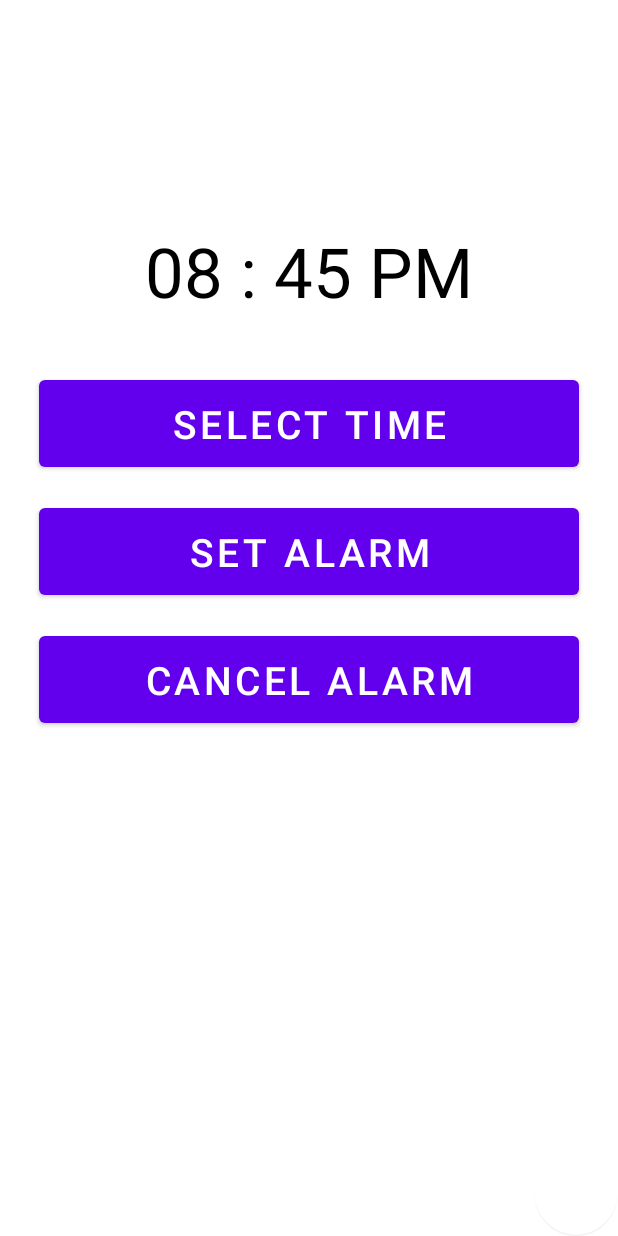
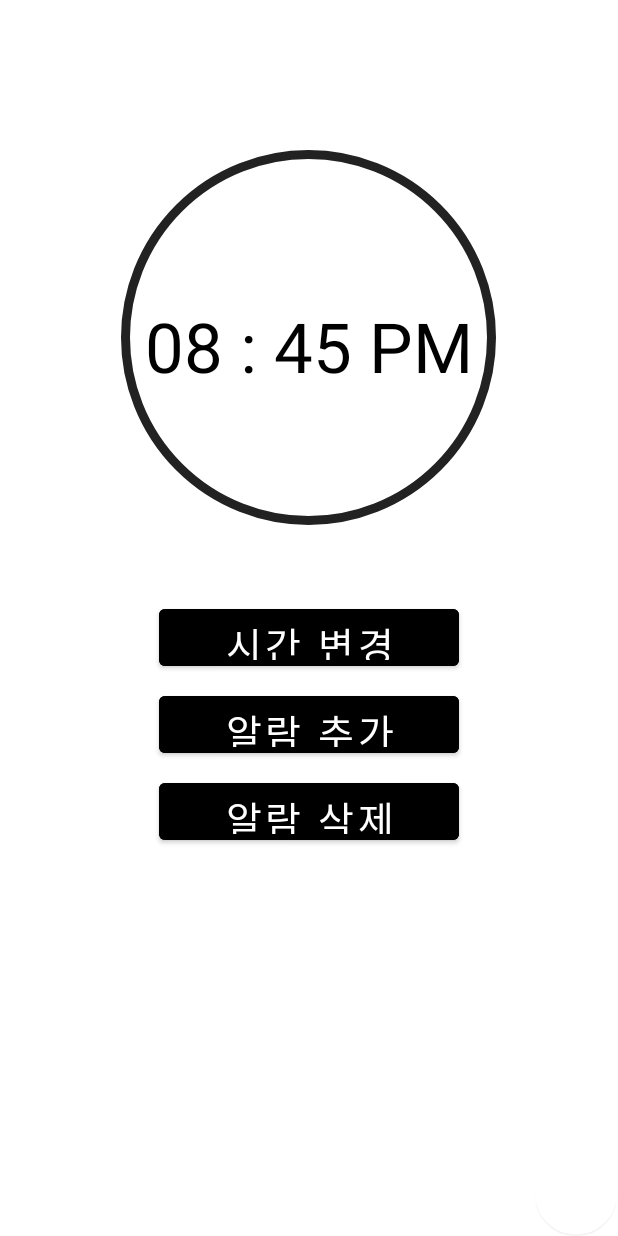
Before and after one commit to lke1221/madpj1, an Android app: the layout fragment_frag3.xml on its own in the app's theme, with its tools: preview values and no code run, on a phone screen of 412 x 824 dp. Run offline under Robolectric (Android 15) with nearby library versions, the light colour scheme and no system bars.

Commit message:
yet volumesest

```diff
--- a/app/src/main/java/com/example/project1/FragmentAdapter.kt
+++ b/app/src/main/java/com/example/project1/FragmentAdapter.kt
@@ -28,7 +28,7 @@ class FragmentAdapter (fm : FragmentManager): FragmentPagerAdapter(fm) {
         {
             0->"연락처"
             1->"갤러리"
-            2->"기타"
+            2->"알람"
             else -> "main"
         }
         return title     }
--- /dev/null
+++ b/app/src/main/res/drawable/background_white_ring.xml
@@ -0,0 +1,11 @@
+<?xml version="1.0" encoding="utf-8"?>
+<shape xmlns:android="http://schemas.android.com/apk/res/android"
+    android:shape="oval">
+    <size
+        android:width="250dp"
+        android:height="250dp" />
+    <solid android:color="#FFFFFF" />
+    <stroke
+        android:width="6dp"
+        android:color="#222222" />
+</shape>
--- a/app/src/main/res/drawable/ic_baseline_account_circle_24.xml
+++ b/app/src/main/res/drawable/ic_baseline_account_circle_24.xml
@@ -1,4 +1,4 @@
-<vector android:height="24dp" android:tint="#CC3EFC"
+<vector android:height="24dp" android:tint="#D8666667"
     android:viewportHeight="24" android:viewportWidth="24"
     android:width="24dp" xmlns:android="http://schemas.android.com/apk/res/android">
     <path android:fillColor="@android:color/white" android:pathData="M12,2C6.48,2 2,6.48 2,12s4.48,10 10,10 10,-4.48 10,-10S17.52,2 12,2zM12,5c1.66,0 3,1.34 3,3s-1.34,3 -3,3 -3,-1.34 -3,-3 1.34,-3 3,-3zM12,19.2c-2.5,0 -4.71,-1.28 -6,-3.22 0.03,-1.99 4,-3.08 6,-3.08 1.99,0 5.97,1.09 6,3.08 -1.29,1.94 -3.5,3.22 -6,3.22z"/>
--- a/app/src/main/res/layout/contact_child.xml
+++ b/app/src/main/res/layout/contact_child.xml
@@ -20,10 +20,12 @@
 
         <TextView
             android:id="@+id/tv_name"
+            android:textColor="@color/black"
             android:layout_width="match_parent"
             android:layout_height="wrap_content" />
         <TextView
             android:id="@+id/tv_number"
+            android:textColor="@color/black"
             android:layout_width="match_parent"
             android:layout_height="wrap_content" />
 
--- a/app/src/main/res/layout/fragment_frag2.xml
+++ b/app/src/main/res/layout/fragment_frag2.xml
@@ -13,6 +13,7 @@
         android:id="@+id/image_recycler"
         android:layout_width="match_parent"
         android:layout_height="match_parent"
+        android:background="#000000"
         app:layout_constraintBottom_toBottomOf="parent"
         app:layout_constraintEnd_toEndOf="parent"
         app:layout_constraintHorizontal_bias="0.5"
--- a/app/src/main/res/layout/fragment_frag3.xml
+++ b/app/src/main/res/layout/fragment_frag3.xml
@@ -7,11 +7,25 @@
     tools:context=".frag3"
     android:orientation="vertical">
 
+    <View
+        android:id="@+id/circle"
+        android:layout_width="250dp"
+        android:layout_height="250dp"
+        android:layout_marginTop="100dp"
+        android:layout_marginStart="50dp"
+        android:layout_marginEnd="50dp"
+        android:layout_centerHorizontal="true"
+        android:background="@drawable/background_white_ring"
+        app:layout_constraintDimensionRatio="H,1:1"
+        app:layout_constraintEnd_toEndOf="parent"
+        app:layout_constraintStart_toStartOf="parent"
+        app:layout_constraintTop_toTopOf="parent" />
+
     <TextView
         android:layout_width="wrap_content"
         android:layout_height="wrap_content"
         android:id="@+id/selectedTime"
-        android:layout_marginTop="150dp"
+        android:layout_marginTop="200dp"
         android:text="08 : 45 PM"
         android:textColor="@color/black"
         android:textSize="46dp"
@@ -19,33 +33,38 @@
 
     <Button
         android:id="@+id/selectTimeBtn"
-        android:layout_width="match_parent"
-        android:layout_height="70dp"
-        android:layout_marginTop="36dp"
+        android:layout_width="200dp"
+        android:layout_height="50dp"
+        android:layout_marginTop="50dp"
         android:layout_marginHorizontal="26dp"
-        android:text="Select Time"
+        android:backgroundTint="@color/black"
+        android:text="시간 변경"
         android:textSize="26dp"
-        android:layout_below="@id/selectedTime"
+        android:layout_below="@id/circle"
         android:layout_centerHorizontal="true"/>
 
     <Button
         android:id="@+id/setAlarmBtn"
-        android:layout_width="match_parent"
-        android:layout_height="70dp"
-        android:layout_marginTop="15dp"
+        android:layout_width="200dp"
+        android:layout_height="50dp"
+        android:layout_marginTop="8dp"
         android:layout_marginHorizontal="26dp"
+        android:backgroundTint="@color/black"
         android:layout_below="@id/selectTimeBtn"
-        android:text="Set Alarm"
+        android:layout_centerHorizontal="true"
+        android:text="알람 추가"
         android:textSize="26dp"/>
 
     <Button
         android:id="@+id/cancelAlarmBtn"
-        android:layout_width="match_parent"
-        android:layout_height="70dp"
-        android:layout_marginTop="15dp"
+        android:layout_width="200dp"
+        android:layout_height="50dp"
+        android:layout_marginTop="8dp"
         android:layout_marginHorizontal="26dp"
+        android:backgroundTint="@color/black"
         android:layout_below="@id/setAlarmBtn"
-        android:text="Cancel Alarm"
+        android:layout_centerHorizontal="true"
+        android:text="알람 삭제"
         android:textSize="26dp"/>
 
     <com.google.android.material.floatingactionbutton.FloatingActionButton
--- a/app/src/main/res/values/themes.xml
+++ b/app/src/main/res/values/themes.xml
@@ -2,8 +2,8 @@
     <!-- Base application theme. -->
     <style name="Theme.Project1" parent="Theme.MaterialComponents.DayNight.DarkActionBar">
         <!-- Primary brand color. -->
-        <item name="colorPrimary">@color/purple_500</item>
-        <item name="colorPrimaryVariant">@color/purple_700</item>
+        <item name="colorPrimary">@color/black</item>
+        <item name="colorPrimaryVariant">@color/black</item>
         <item name="colorOnPrimary">@color/white</item>
         <!-- Secondary brand color. -->
         <item name="colorSecondary">@color/teal_200</item>
```
